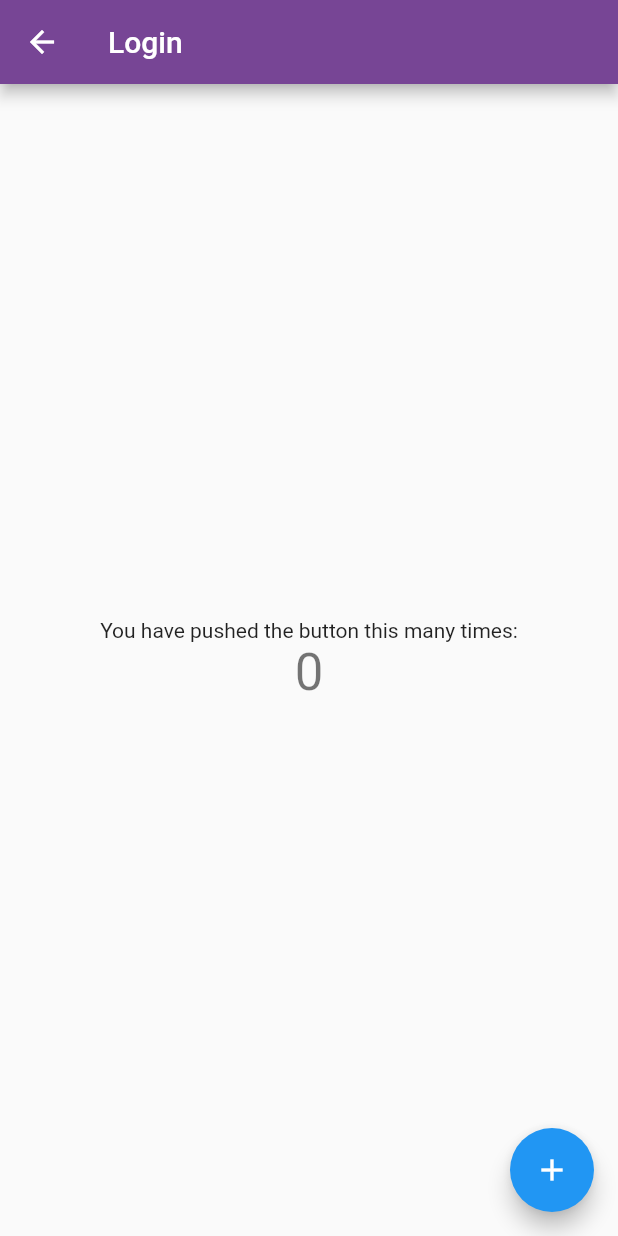
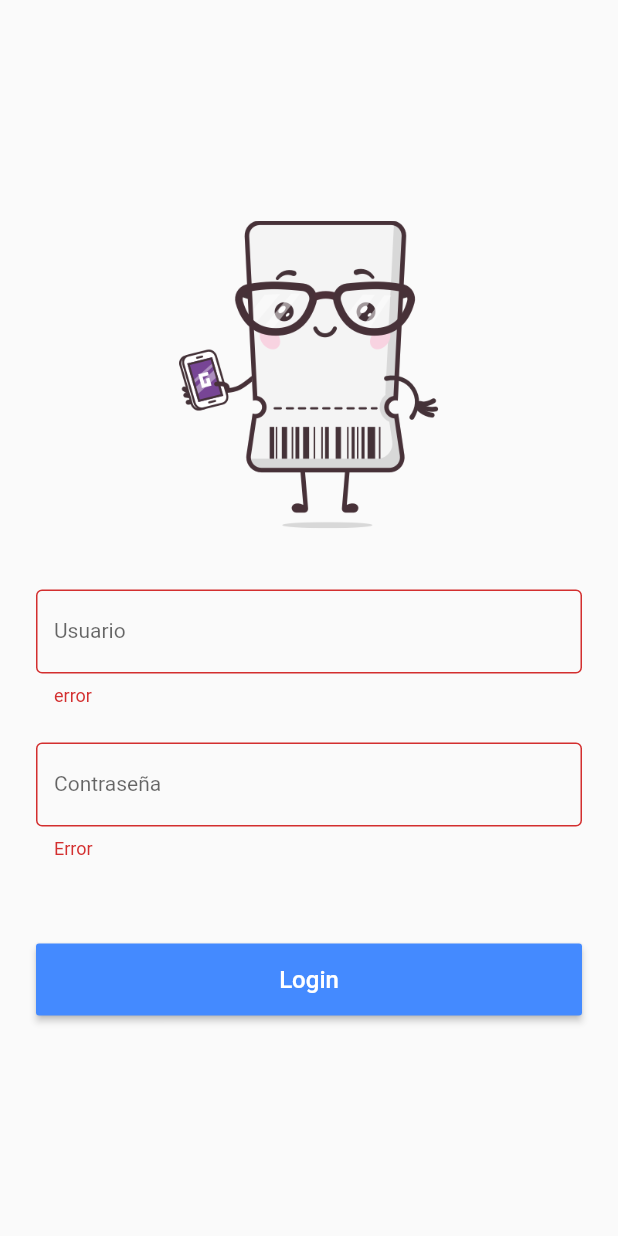
Before and after one commit to guiadehoy/app_front, a Flutter app: the LoginScreen screen opened by its route, on a phone screen of 412 x 824 dp. Run offline on Flutter 3.47's test engine with Material 2 defaults, Android fonts, the phone set to English and light mode, and no system bars.

Commit message:
Se agrega logo login

```diff
--- a/lib/constants/assets.dart
+++ b/lib/constants/assets.dart
@@ -5,5 +5,8 @@ class Assets {
   static const String appLogo = "assets/images/logo.png";
 
   // login screen assets
-  static const String carBackground = "assets/images/img_login.jpg";
+  static const String carBackground = "assets/images/logo.png";
+
+  // login screen assets
+  static const String logoLogin = "assets/images/logo-login.png";
 }
--- a/lib/routes.dart
+++ b/lib/routes.dart
@@ -11,9 +11,7 @@ class Routes {
   static const String splash = '/splash';
 
   static final routes = <String, WidgetBuilder>{
-    login: (BuildContext context) => LoginScreen(
-          title: "Login",
-        ),
+    login: (BuildContext context) => LoginScreen(),
     qr: (BuildContext context) => QrScreen(
           title: "QR",
         ),
--- a/lib/views/login_screen.dart
+++ b/lib/views/login_screen.dart
@@ -1,86 +1,190 @@
+import 'package:app_scanner/constants/assets.dart';
+import 'package:app_scanner/widgets/app_icon_widget.dart';
+import 'package:app_scanner/widgets/empty_app_bar_widget.dart';
+import 'package:app_scanner/widgets/rounded_button_widget.dart';
+import 'package:app_scanner/widgets/textfield_widget.dart';
 import 'package:flutter/material.dart';
 
 class LoginScreen extends StatefulWidget {
-  LoginScreen({Key key, this.title}) : super(key: key);
-
-  // This widget is the home page of your application. It is stateful, meaning
-  // that it has a State object (defined below) that contains fields that affect
-  // how it looks.
-
-  // This class is the configuration for the state. It holds the values (in this
-  // case the title) provided by the parent (in this case the App widget) and
-  // used by the build method of the State. Fields in a Widget subclass are
-  // always marked "final".
-
-  final String title;
-
   @override
   _LoginScreenState createState() => _LoginScreenState();
 }
 
 class _LoginScreenState extends State<LoginScreen> {
-  int _counter = 0;
+  //text controllers:-----------------------------------------------------------
+  TextEditingController _userEmailController = TextEditingController();
+  TextEditingController _passwordController = TextEditingController();
 
-  void _incrementCounter() {
-    setState(() {
-      // This call to setState tells the Flutter framework that something has
-      // changed in this State, which causes it to rerun the build method below
-      // so that the display can reflect the updated values. If we changed
-      // _counter without calling setState(), then the build method would not be
-      // called again, and so nothing would appear to happen.
-      _counter++;
-    });
+  //focus node:-----------------------------------------------------------------
+  FocusNode _passwordFocusNode;
+
+  @override
+  void initState() {
+    super.initState();
+    _passwordFocusNode = FocusNode();
+  }
+
+  @override
+  void didChangeDependencies() {
+    super.didChangeDependencies();
   }
 
   @override
   Widget build(BuildContext context) {
-    // This method is rerun every time setState is called, for instance as done
-    // by the _incrementCounter method above.
-    //
-    // The Flutter framework has been optimized to make rerunning build methods
-    // fast, so that you can just rebuild anything that needs updating rather
-    // than having to individually change instances of widgets.
     return Scaffold(
-      appBar: AppBar(
-        // Here we take the value from the MyHomePage object that was created by
-        // the App.build method, and use it to set our appbar title.
-        title: Text(widget.title),
+      primary: true,
+      appBar: EmptyAppBar(),
+      body: _buildBody(),
+    );
+  }
+
+  // body methods:--------------------------------------------------------------
+  Widget _buildBody() {
+    return Material(
+      child: Stack(
+        children: <Widget>[
+          MediaQuery.of(context).orientation == Orientation.landscape
+              ? Row(
+                  children: <Widget>[
+                    Expanded(
+                      flex: 1,
+                      child: _buildLeftSide(),
+                    ),
+                    Expanded(
+                      flex: 1,
+                      child: _buildRightSide(),
+                    ),
+                  ],
+                )
+              : Center(child: _buildRightSide()),
+        ],
       ),
-      body: Center(
-        // Center is a layout widget. It takes a single child and positions it
-        // in the middle of the parent.
+    );
+  }
+
+  Widget _buildLeftSide() {
+    return SizedBox.expand(
+      child: Image.asset(
+        Assets.carBackground,
+        fit: BoxFit.cover,
+      ),
+    );
+  }
+
+  Widget _buildRightSide() {
+    return SingleChildScrollView(
+      child: Padding(
+        padding: const EdgeInsets.symmetric(horizontal: 24.0, vertical: 0),
         child: Column(
-          // Column is also a layout widget. It takes a list of children and
-          // arranges them vertically. By default, it sizes itself to fit its
-          // children horizontally, and tries to be as tall as its parent.
-          //
-          // Invoke "debug painting" (press "p" in the console, choose the
-          // "Toggle Debug Paint" action from the Flutter Inspector in Android
-          // Studio, or the "Toggle Debug Paint" command in Visual Studio Code)
-          // to see the wireframe for each widget.
-          //
-          // Column has various properties to control how it sizes itself and
-          // how it positions its children. Here we use mainAxisAlignment to
-          // center the children vertically; the main axis here is the vertical
-          // axis because Columns are vertical (the cross axis would be
-          // horizontal).
+          mainAxisSize: MainAxisSize.max,
+          crossAxisAlignment: CrossAxisAlignment.stretch,
           mainAxisAlignment: MainAxisAlignment.center,
           children: <Widget>[
-            Text(
-              'You have pushed the button this many times:',
+            Padding(
+              padding: EdgeInsets.only(bottom: 24.0),
+              child: AppIconWidget(
+                image: Assets.logoLogin,
+              ),
             ),
-            Text(
-              '$_counter',
-              style: Theme.of(context).textTheme.headline4,
+            //SizedBox(height: 24.0),
+            _buildUserIdField(),
+            _buildPasswordField(),
+            /*  SizedBox(
+                height: 48.0,
+                width: double.infinity, // <-- match_parent
+                child: _buildForgotPasswordButton()), */
+            Padding(
+              padding: EdgeInsets.only(top: 48.0),
+              child: SizedBox(
+                height: 48.0,
+                width: double.infinity, // <-- match_parent
+                child: _buildSignInButton(),
+              ),
             ),
           ],
         ),
       ),
-      floatingActionButton: FloatingActionButton(
-        onPressed: _incrementCounter,
-        tooltip: 'Increment',
-        child: Icon(Icons.add),
-      ), // This trailing comma makes auto-formatting nicer for build methods.
     );
   }
+
+  Widget _buildUserIdField() {
+    return TextFieldWidget(
+      label: "Usuario",
+      hint: "Usuario",
+      inputType: TextInputType.emailAddress,
+      icon: Icons.person,
+      padding: EdgeInsets.only(top: 16.0, bottom: 8.0),
+      iconColor: Colors.black54,
+      textController: _userEmailController,
+      inputAction: TextInputAction.next,
+      autoFocus: false,
+      maxLength: 100,
+      onChanged: (value) {
+        print(value);
+      },
+      onFieldSubmitted: (value) {
+        FocusScope.of(context).requestFocus(_passwordFocusNode);
+      },
+      errorText: "error",
+    );
+  }
+
+  Widget _buildPasswordField() {
+    return TextFieldWidget(
+      label: "Contraseña",
+      hint: "Contraseña",
+      isObscure: true,
+      padding: EdgeInsets.only(top: 16.0, bottom: 8.0),
+      icon: Icons.lock,
+      iconColor: Colors.black54,
+      textController: _passwordController,
+      focusNode: _passwordFocusNode,
+      errorText: "Error",
+      onChanged: (value) {
+        print(value);
+      },
+    );
+  }
+
+  Widget _buildForgotPasswordButton() {
+    return Align(
+      alignment: FractionalOffset.centerRight,
+      child: FlatButton(
+        padding: EdgeInsets.all(0.0),
+        child: Text(
+          "",
+          style: Theme.of(context)
+              .textTheme
+              .caption
+              .copyWith(color: Colors.blueAccent),
+        ),
+        onPressed: () {},
+      ),
+    );
+  }
+
+  Widget _buildSignInButton() {
+    return RoundedButtonWidget(
+      buttonText: "Login",
+      buttonColor: Colors.blueAccent,
+      textColor: Colors.white,
+      onPressed: () async {
+        print("_buildSignInButton");
+      },
+    );
+  }
+
+  Widget navigate(BuildContext context) {
+    print("navigate");
+  }
+
+  // dispose:-------------------------------------------------------------------
+  @override
+  void dispose() {
+    // Clean up the controller when the Widget is removed from the Widget tree
+    _userEmailController.dispose();
+    _passwordController.dispose();
+    _passwordFocusNode.dispose();
+    super.dispose();
+  }
 }
--- /dev/null
+++ b/lib/widgets/rounded_button_widget.dart
@@ -0,0 +1,33 @@
+import 'package:flutter/material.dart';
+
+class RoundedButtonWidget extends StatelessWidget {
+  final String buttonText;
+  final Color buttonColor;
+  final Color textColor;
+  final VoidCallback onPressed;
+  final double fontSize;
+
+  const RoundedButtonWidget({
+    Key key,
+    this.buttonText,
+    this.buttonColor,
+    this.fontSize = 16.0,
+    this.textColor = Colors.white,
+    this.onPressed,
+  }) : super(key: key);
+
+  @override
+  Widget build(BuildContext context) {
+    return RaisedButton(
+      color: buttonColor,
+      onPressed: onPressed,
+      child: Text(
+        buttonText,
+        style: Theme.of(context)
+            .textTheme
+            .button
+            .copyWith(color: textColor, fontSize: fontSize),
+      ),
+    );
+  }
+}
--- /dev/null
+++ b/lib/widgets/textfield_widget.dart
@@ -0,0 +1,76 @@
+import 'package:flutter/material.dart';
+
+class TextFieldWidget extends StatelessWidget {
+  final IconData icon;
+  final String hint;
+  final String label;
+  final String errorText;
+  final bool isObscure;
+  final bool isIcon;
+  final bool enabled;
+  final TextInputType inputType;
+  final TextEditingController textController;
+  final EdgeInsets padding;
+  final Color hintColor;
+  final Color iconColor;
+  final FocusNode focusNode;
+  final ValueChanged onFieldSubmitted;
+  final ValueChanged onChanged;
+  final bool autoFocus;
+  final TextInputAction inputAction;
+  final int maxLength;
+
+  const TextFieldWidget({
+    Key key,
+    this.icon,
+    this.hint,
+    this.errorText,
+    this.isObscure = false,
+    this.enabled = true,
+    this.inputType,
+    this.textController,
+    this.label = '',
+    this.isIcon = true,
+    this.padding = const EdgeInsets.all(0),
+    this.hintColor = Colors.grey,
+    this.iconColor = Colors.grey,
+    this.focusNode,
+    this.onFieldSubmitted,
+    this.onChanged,
+    this.maxLength = 25,
+    this.autoFocus = false,
+    this.inputAction,
+  }) : super(key: key);
+
+  @override
+  Widget build(BuildContext context) {
+    return Padding(
+      padding: padding,
+      child: TextFormField(
+        controller: textController,
+        focusNode: focusNode,
+        onFieldSubmitted: onFieldSubmitted,
+        onChanged: onChanged,
+        autofocus: autoFocus,
+        textInputAction: inputAction,
+        obscureText: this.isObscure,
+        maxLength: this.maxLength,
+        keyboardType: this.inputType,
+        enabled: enabled,
+        // ignore: deprecated_member_use
+        style: Theme.of(context).textTheme.body1,
+        decoration: InputDecoration(
+            border: const OutlineInputBorder(),
+            labelText: label,
+            hintText: this.hint,
+            hintStyle:
+                // ignore: deprecated_member_use
+                Theme.of(context).textTheme.body1.copyWith(color: hintColor),
+            errorText: errorText,
+            counterText: '',
+            // ignore: dead_code
+            icon: false ? Icon(this.icon, color: iconColor) : null),
+      ),
+    );
+  }
+}
--- a/pubspec.yaml
+++ b/pubspec.yaml
@@ -33,6 +33,8 @@ flutter:
   # To add assets to your application, add an assets section, like this:
   assets:
   - assets/images/
+  - assets/images/logo-login.png
+
 
   # An image asset can refer to one or more resolution-specific "variants", see
   # https://flutter.dev/assets-and-images/#resolution-aware.
```
Also changed, not shown: assets/images/logo-login.png (added).
